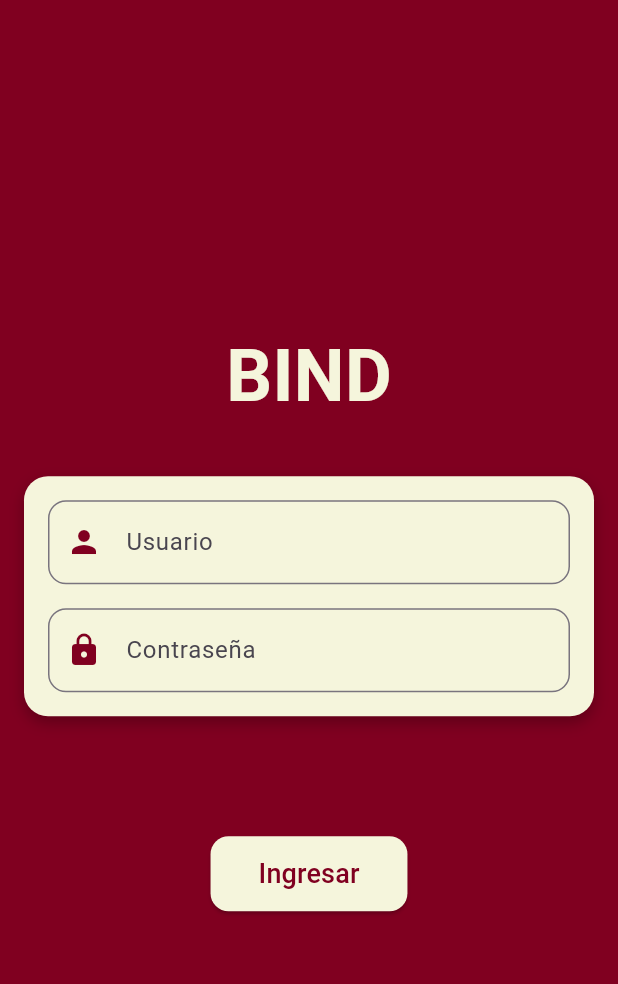
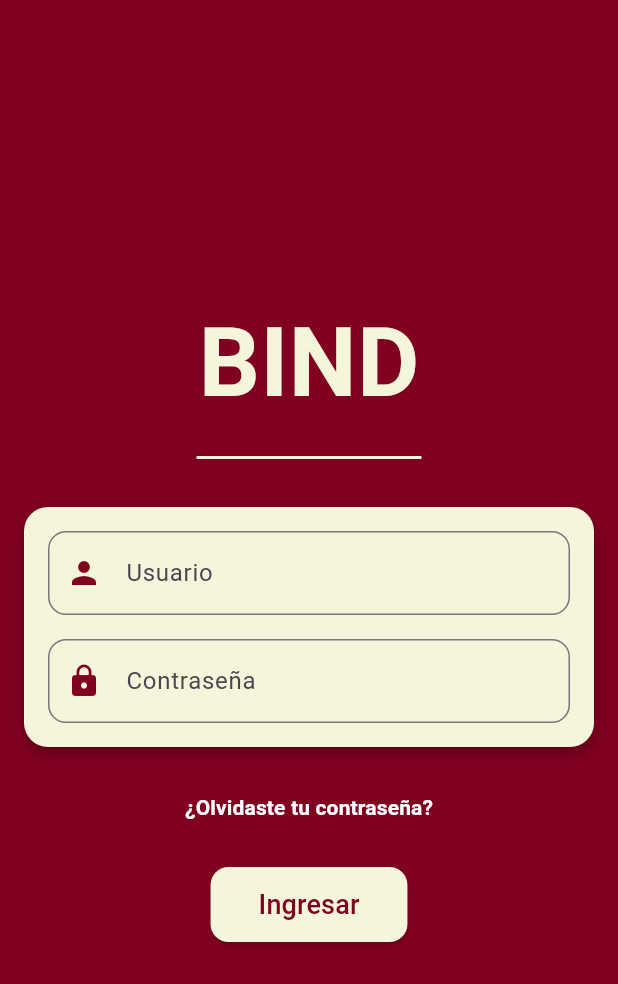
Before and after one commit to sab1103b/bild-flutter, a Flutter app: the screen it shows after launch, on a phone screen of 412 x 824 dp. Shown: the top 984 px of the screen. Run offline on Flutter 3.47's test engine with Material 3 defaults, Android fonts, the phone set to English and light mode, and no system bars.

Commit message:
cambios tamaño

```diff
--- a/lib/screens/LOGIN.dart
+++ b/lib/screens/LOGIN.dart
@@ -9,29 +9,36 @@
     final Color vinotinto = Color(0xFF800020);
     final Color beigeClaro = Color(0xFFF5F5DC);
 
-     return Scaffold(
-      backgroundColor: vinotinto, // Cambiado a vinotinto
+       return Scaffold(
+      backgroundColor: vinotinto, // Fondo vinotinto
       body: Center(
         child: SingleChildScrollView(
           padding: EdgeInsets.all(16.0),
           child: Column(
             mainAxisAlignment: MainAxisAlignment.center,
             children: [
-              // Título central con color beige
+              // Título central con color beige y mayor tamaño
               Text(
                 'BIND',
                 style: TextStyle(
-                  fontSize: 48.0,
-                  fontWeight: FontWeight.bold,
+                  fontSize: 64.0, // Título más grande
+                  fontWeight: FontWeight.bold, // Negrita
                   color: beigeClaro, // Título en color beige
                 ),
               ),
+              SizedBox(height: 16.0),
+              // Línea separadora
+              Container(
+                width: 150.0, // Ancho más corto que el título
+                height: 2.0,
+                color: beigeClaro, // Línea de color beige
+              ),
               SizedBox(height: 32.0),
-              // Contenedor para inputs
+              // Contenedor para inputs más pequeño
               Container(
                 padding: EdgeInsets.all(16.0),
                 decoration: BoxDecoration(
-                  color: beigeClaro, // Fondo blanco cambiado a beige
+                  color: beigeClaro, // Fondo beige
                   borderRadius: BorderRadius.circular(16.0),
                   boxShadow: [
                     BoxShadow(
@@ -69,7 +76,7 @@
                 ),
               ),
               SizedBox(height: 16.0),
-              // Texto de cambio de contraseña con color vinotinto
+              // Texto de cambio de contraseña con color blanco
               TextButton(
                 onPressed: () {
                   // Aquí iría la navegación al cambio de contraseña
@@ -77,7 +84,7 @@
                 child: Text(
                   '¿Olvidaste tu contraseña?',
                   style: TextStyle(
-                    color: vinotinto, // Color de texto vinotinto
+                    color: Colors.white, // Texto blanco
                     fontWeight: FontWeight.bold,
                   ),
                 ),
```
